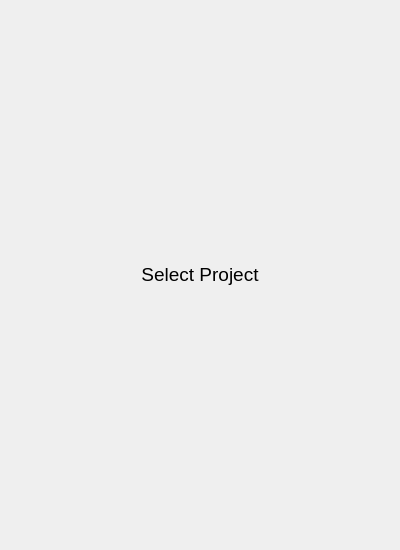
Qt form views/loginlandingpage.ui (BelchieBen/BenjaminBelcherAssessment) before a commit.
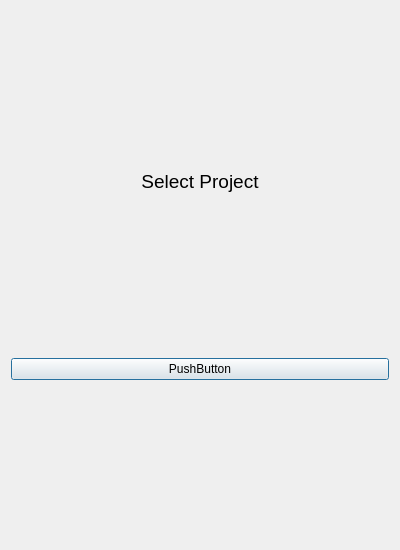
The same form after that commit.

The edit to the form file:
```diff
--- a/views/loginlandingpage.ui
+++ b/views/loginlandingpage.ui
@@ -47,6 +47,20 @@
      </property>
     </widget>
    </item>
+   <item>
+    <layout class="QVBoxLayout" name="ButtonsLayout">
+     <item>
+      <widget class="QPushButton" name="pushButton">
+       <property name="text">
+        <string>PushButton</string>
+       </property>
+      </widget>
+     </item>
+    </layout>
+   </item>
+   <item>
+    <layout class="QGridLayout" name="CreateButtonLayout"/>
+   </item>
   </layout>
  </widget>
  <resources/>
```
Left out of the diff: 2 changed lines with no effect on the pictures.
